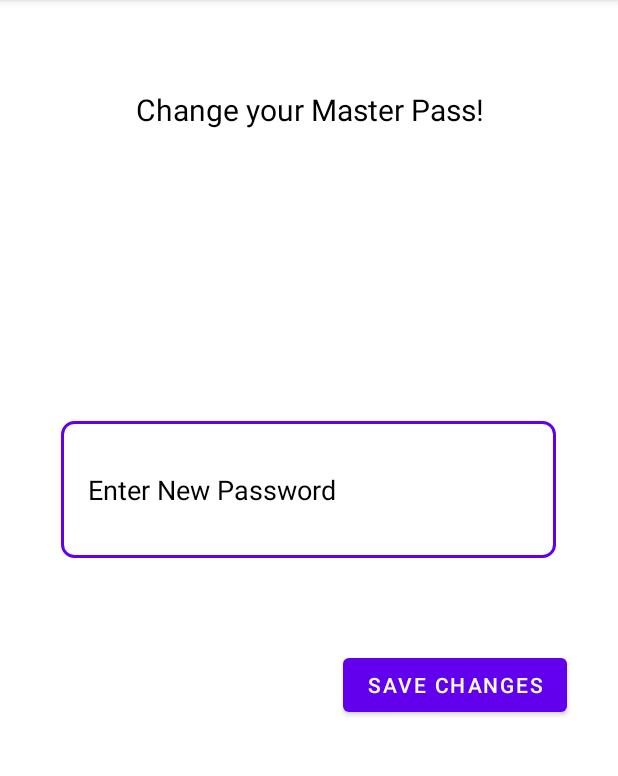
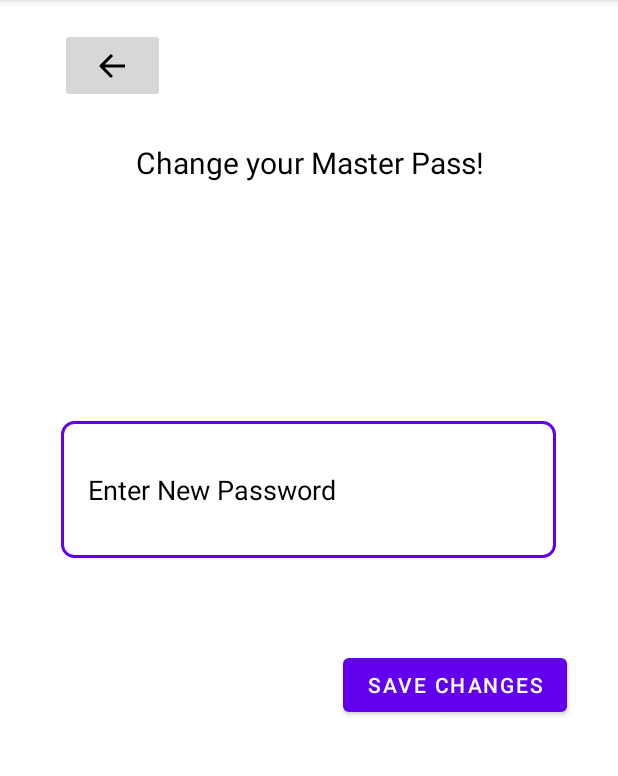
Before and after one commit to rdjirackor/Password_Manager_Android, an Android app: the EditMasterPassword screen opened directly, with no data from a screen before it, on a phone screen of 412 x 824 dp, the part 84-860 px from its top. Run offline under Robolectric (Android 15) with nearby library versions, the light colour scheme and no system bars.

Commit message:
Added back buttons

```diff
--- a/app/src/main/java/com/example/groupseven/EditMasterPassword.java
+++ b/app/src/main/java/com/example/groupseven/EditMasterPassword.java
@@ -6,6 +6,7 @@ import android.os.Bundle;
 import android.view.View;
 import android.widget.Button;
 import android.widget.EditText;
+import android.widget.ImageButton;
 import android.widget.Toast;
 
 import androidx.appcompat.app.AppCompatActivity;
@@ -16,6 +17,17 @@ public class EditMasterPassword extends AppCompatActivity {
         setContentView(R.layout.edit_maspass);
         EditText changer=findViewById(R.id.reseter);
         Button save=findViewById(R.id.theSave);
+        ImageButton back2 = findViewById(R.id.backer2);
+
+
+
+        back2.setOnClickListener(new View.OnClickListener() {
+            @Override
+            public void onClick(View v) {
+                openCreateAccount();
+                finish();
+            }
+        });
 
         save.setOnClickListener(new View.OnClickListener() {
             @Override
--- a/app/src/main/res/layout/edit_maspass.xml
+++ b/app/src/main/res/layout/edit_maspass.xml
@@ -7,19 +7,35 @@
     android:layout_height="match_parent"
     android:background="@color/white"
     tools:context=".EditMasterPassword">
+
+    <ImageButton
+        android:id="@+id/backer2"
+        android:layout_width="70dp"
+        android:layout_height="50dp"
+        android:src="@drawable/ic_back_button"
+        app:layout_constraintBottom_toTopOf="@+id/textView2"
+        app:layout_constraintEnd_toEndOf="parent"
+        app:layout_constraintHorizontal_bias="0.117"
+        app:layout_constraintStart_toStartOf="parent"
+        app:layout_constraintTop_toTopOf="parent"
+        app:layout_constraintVertical_bias="0.533" />
+
     <TextView
+        android:id="@+id/textView2"
+        android:layout_width="match_parent"
+        android:layout_height="wrap_content"
+        android:layout_margin="5dp"
+        android:gravity="center"
+        android:padding="10dp"
         android:text="Change your Master Pass!"
-        android:layout_width="match_parent"
-        android:padding="10dp"
-        android:layout_margin="5dp"
+        android:textColor="@color/black"
         android:textSize="20dp"
-        android:textColor="@color/black"
-        android:gravity="center"
-        android:layout_height="wrap_content" android:id="@+id/textView2"
         app:layout_constraintBottom_toBottomOf="parent"
-        app:layout_constraintTop_toTopOf="parent" app:layout_constraintStart_toStartOf="parent"
-        app:layout_constraintEnd_toEndOf="parent" app:layout_constraintHorizontal_bias="0.444"
-        app:layout_constraintVertical_bias="0.062"/>
+        app:layout_constraintEnd_toEndOf="parent"
+        app:layout_constraintHorizontal_bias="0.444"
+        app:layout_constraintStart_toStartOf="parent"
+        app:layout_constraintTop_toTopOf="parent"
+        app:layout_constraintVertical_bias="0.112" />
 
     <EditText
         android:id="@+id/reseter"
```
Also changed, not shown: app/src/main/java/com/example/groupseven/EnterDetails.java (+18 -1 lines), app/src/main/res/layout/enter_details.xml (+17 -5 lines).
